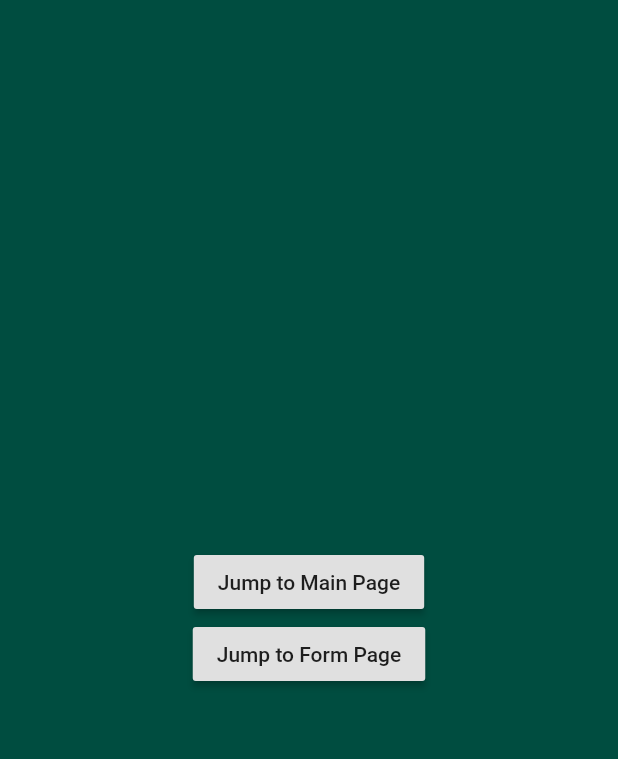
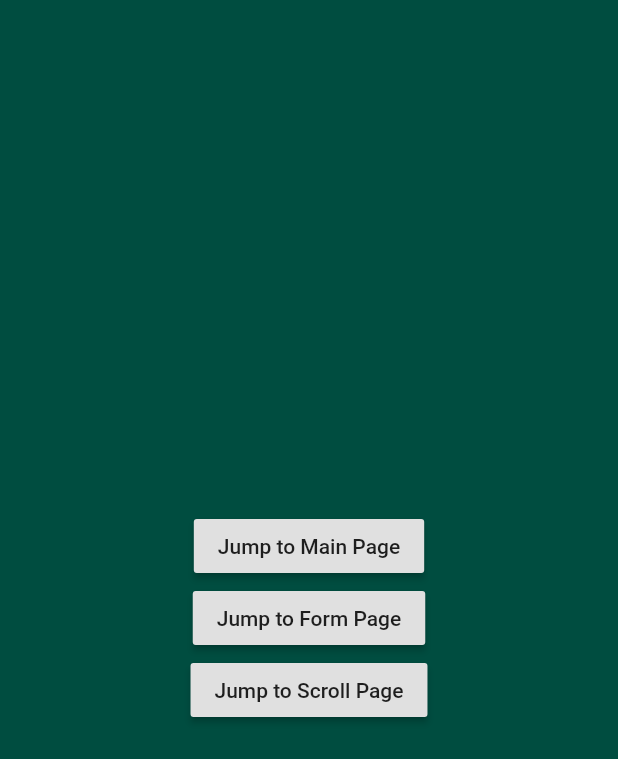
Before and after one commit to wubinwilliam/studyFlutter, a Flutter app: the screen it shows after launch, on a phone screen of 412 x 824 dp. Shown: the top 759 px of the screen. Run offline on Flutter 3.47's test engine with Material 2 defaults, Android fonts, the phone set to English and light mode, and no system bars.

Commit message:
add scroll page test

```diff
--- a/lib/landingPage/landingPage.dart
+++ b/lib/landingPage/landingPage.dart
@@ -20,6 +20,10 @@ class LandingPage extends StatelessWidget {
                 onPressed: _onBtnJumpFormPageClickListener(context),
                 child: Text('Jump to Form Page'),
               ),
+              RaisedButton(
+                onPressed: _onBtnJumpScrollPageClickListener(context),
+                child: Text('Jump to Scroll Page'),
+              ),
             ],
           )
         )
@@ -38,4 +42,10 @@ class LandingPage extends StatelessWidget {
       Navigator.of(context).pushNamed('/formPage');
     };
   }
+
+  Function _onBtnJumpScrollPageClickListener(BuildContext context) {
+    return () {
+      Navigator.of(context).pushNamed('/scrollPage');
+    };
+  }
 }
--- a/lib/routes.dart
+++ b/lib/routes.dart
@@ -1,11 +1,13 @@
 library routes;
 import 'package:flutter/material.dart';
 import 'package:hello_world/landingPage/landingPage.dart';
+import 'package:hello_world/scrollPage/scrollPage.dart';
 import 'package:hello_world/mainPage/mainPage.dart';
 import 'package:hello_world/formPage/formPage.dart';
 
 final routes = {
   '/mainPage' : (BuildContext context) => new MainPage(),
   '/formPage' : (BuildContext context) => new FormPage(),
+  '/scrollPage' : (BuildContext context) => new ScrollPage(),
   '/': (BuildContext context) => new LandingPage(),
 };
```
